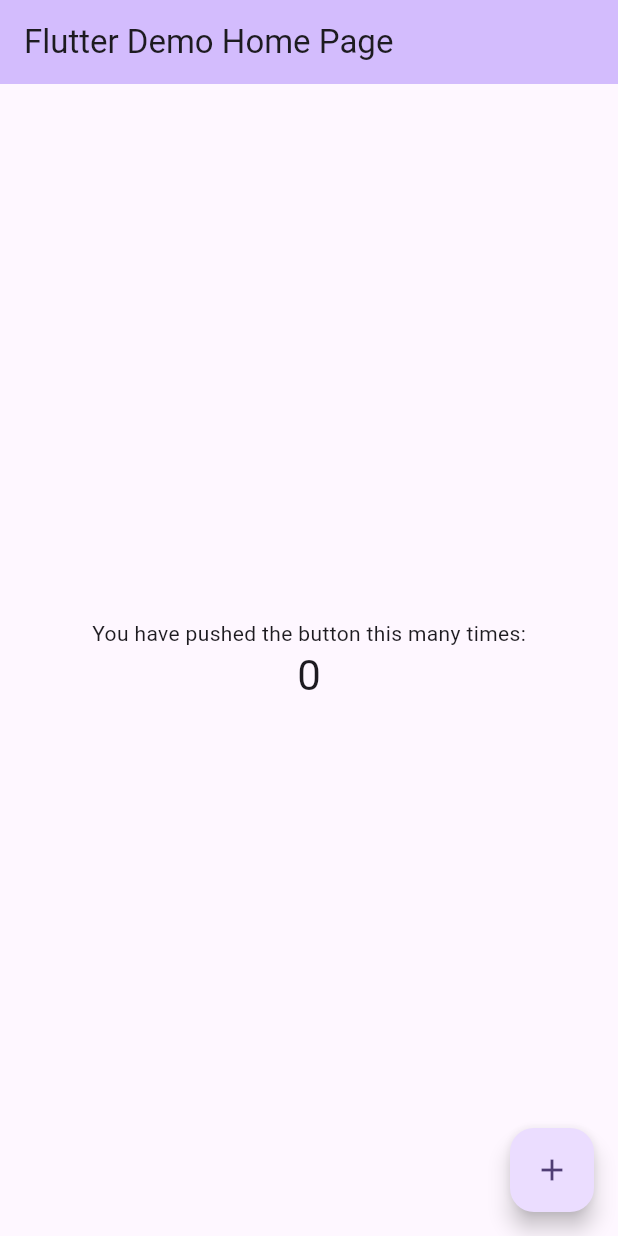
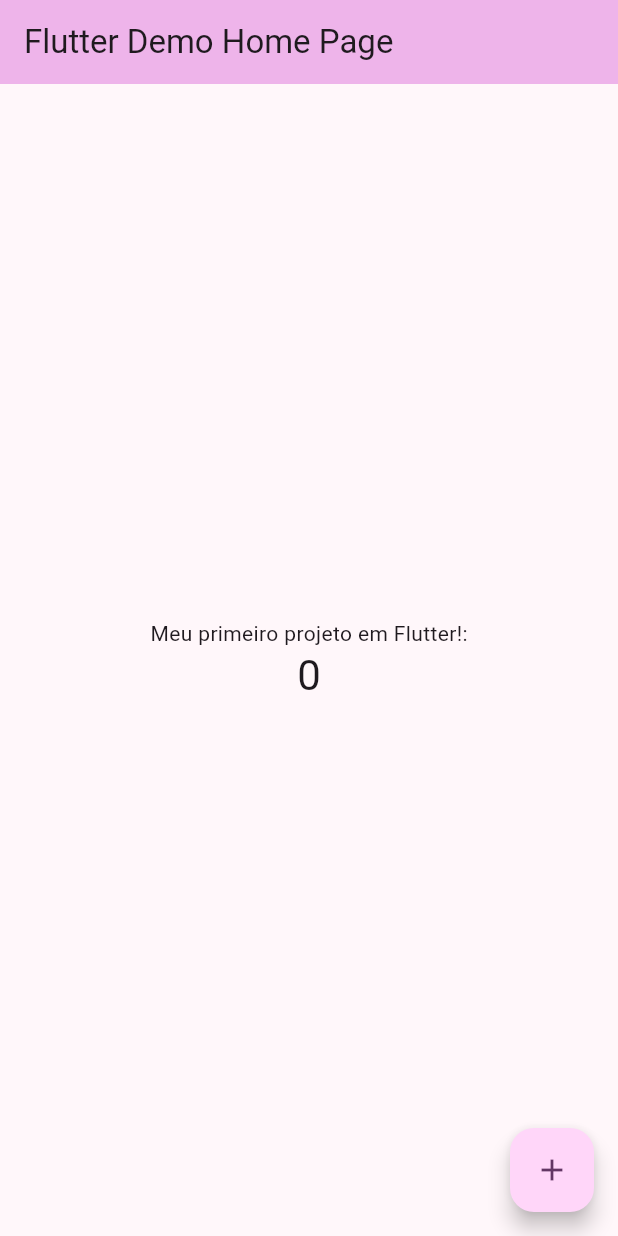
Before and after one commit to isbeli/meuappflutter, a Flutter app: the screen it shows after launch, on a phone screen of 412 x 824 dp. Run offline on Flutter 3.47's test engine with Material 2 defaults, Android fonts, the phone set to English and light mode, and no system bars.

Commit message:
style: Change in my project

```diff
--- a/lib/main.dart
+++ b/lib/main.dart
@@ -28,7 +28,7 @@ class MyApp extends StatelessWidget {
         //
         // This works for code too, not just values: Most code changes can be
         // tested with just a hot reload.
-        colorScheme: ColorScheme.fromSeed(seedColor: Colors.deepPurple),
+        colorScheme: ColorScheme.fromSeed(seedColor: Color.fromARGB(255, 97, 3, 105)),
         useMaterial3: true,
       ),
       home: const MyHomePage(title: 'Flutter Demo Home Page'),
@@ -106,7 +106,7 @@ class _MyHomePageState extends State<MyHomePage> {
           mainAxisAlignment: MainAxisAlignment.center,
           children: <Widget>[
             const Text(
-              'You have pushed the button this many times:',
+              'Meu primeiro projeto em Flutter!:',
             ),
             Text(
               '$_counter',
```
